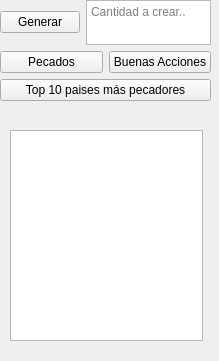
Old version of the form progra2/worldwindow.ui in the repository madri308/Heaven_vs_Hell.
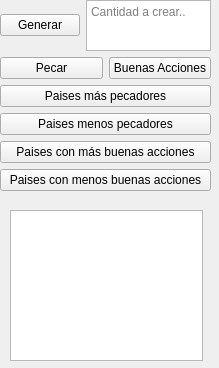
New version of the form. Icons and pictures are not drawn.

Diff of the .ui file:
```diff
--- a/progra2/worldwindow.ui
+++ b/progra2/worldwindow.ui
@@ -7,7 +7,7 @@
     <x>0</x>
     <y>0</y>
     <width>219</width>
-    <height>361</height>
+    <height>368</height>
    </rect>
   </property>
   <property name="sizePolicy">
@@ -40,7 +40,7 @@
       <x>0</x>
       <y>0</y>
       <width>211</width>
-      <height>121</height>
+      <height>211</height>
      </rect>
     </property>
     <property name="minimumSize">
@@ -88,7 +88,7 @@
        <item>
         <widget class="QPushButton" name="generateSins">
          <property name="text">
-          <string>Pecados</string>
+          <string>Pecar</string>
          </property>
         </widget>
        </item>
@@ -104,7 +104,28 @@
      <item>
       <widget class="QPushButton" name="top10">
        <property name="text">
-        <string>Top 10 paises más pecadores</string>
+        <string>Paises más pecadores</string>
+       </property>
+      </widget>
+     </item>
+     <item>
+      <widget class="QPushButton" name="top5sins">
+       <property name="text">
+        <string>Paises menos pecadores</string>
+       </property>
+      </widget>
+     </item>
+     <item>
+      <widget class="QPushButton" name="top10GD">
+       <property name="text">
+        <string>Paises con más buenas acciones</string>
+       </property>
+      </widget>
+     </item>
+     <item>
+      <widget class="QPushButton" name="top5GD">
+       <property name="text">
+        <string>Paises con menos buenas acciones</string>
        </property>
       </widget>
      </item>
@@ -121,9 +142,9 @@
     <property name="geometry">
      <rect>
       <x>10</x>
-      <y>130</y>
+      <y>210</y>
       <width>193</width>
-      <height>211</height>
+      <height>151</height>
      </rect>
     </property>
    </widget>
```
Left out of the diff: 2 changed lines with no effect on the pictures.
